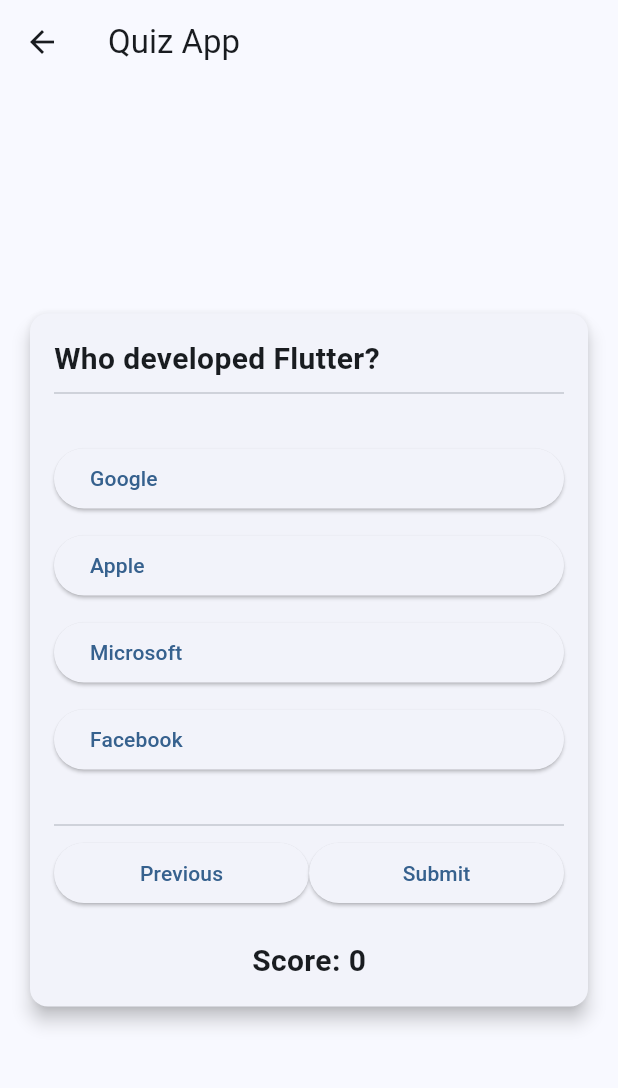
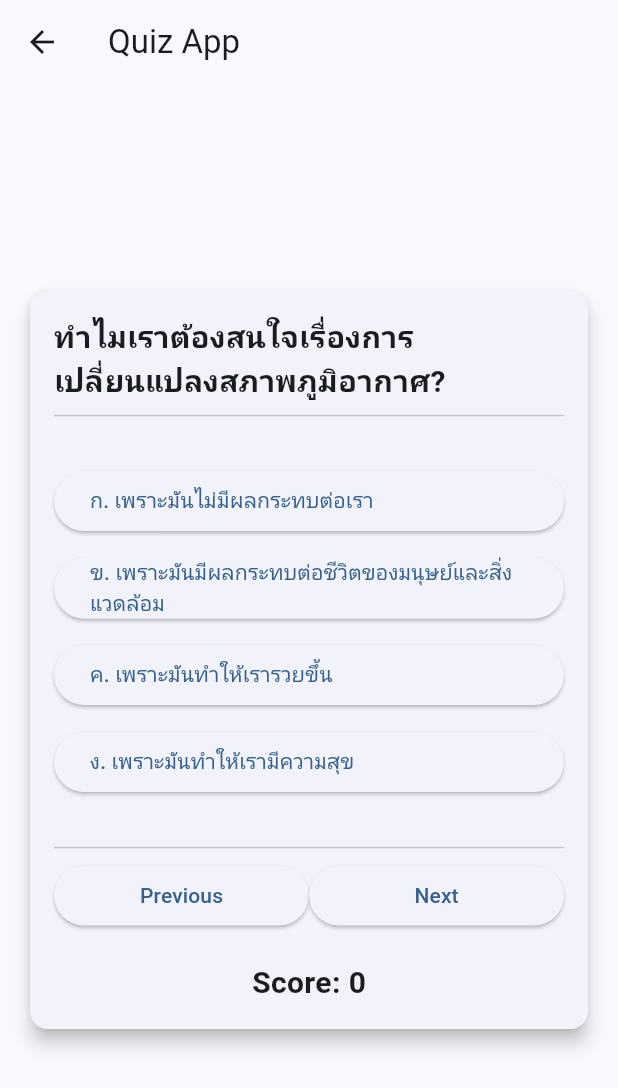
Before and after one commit to HugeKC01/flutter_studyclimatechange, a Flutter app: the PostTestScreen screen opened directly, after a tap on "Next", on a phone screen of 412 x 824 dp. Shown: the top 1088 px of the screen. Run offline on Flutter 3.47's test engine with Material 3 defaults, Android fonts, the phone set to English and light mode, and no system bars.

Commit message:
posttest

```diff
--- a/lib/posttest.dart
+++ b/lib/posttest.dart
@@ -15,15 +15,63 @@
 
   final List<Map<String, Object>> questions = [
     {
-      'questionText': 'What is Flutter?',
-      'answers': ['A framework', 'A bird', 'A car', 'A programming language'],
-      'correctAnswer': 'A framework',
+      'questionText': 'การเปลี่ยนแปลงสภาพภูมิอากาศมีผลกระทบโดยตรงต่อสิ่งใดบ้างมากที่สุด?',
+      'answers': ['ก. อาหารที่เรากิน', 'ข. อาชีพที่เราทำ', 'ค. คู่ชีวิตในอนาคต', 'ง. ราคาน้ำมัน'],
+      'correctAnswer': 'ก. อาหารที่เรากิน',
       'selectedAnswer': '',
     },
     {
-      'questionText': 'Who developed Flutter?',
-      'answers': ['Google', 'Apple', 'Microsoft', 'Facebook'],
-      'correctAnswer': 'Google',
+      'questionText': 'ทำไมเราต้องสนใจเรื่องการเปลี่ยนแปลงสภาพภูมิอากาศ?',
+      'answers': ['ก. เพราะมันไม่มีผลกระทบต่อเรา', 'ข. เพราะมันมีผลกระทบต่อชีวิตของมนุษย์และสิ่งแวดล้อม', 'ค. เพราะมันทำให้เรารวยขึ้น', 'ง. เพราะมันทำให้เรามีความสุข'],
+      'correctAnswer': 'ก. เพราะมันไม่มีผลกระทบต่อเรา',
+      'selectedAnswer': '',
+    },
+    {
+      'questionText': 'วิธีใดที่ช่วยลดการใช้พลังงานได้?',
+      'answers': ['ก. ปิดไฟเมื่อไม่ใช้', 'ข. เปิดไฟตลอดเวลา', 'ค. ใช้เครื่องใช้ไฟฟ้าเก่า', 'ง. เปิดแอร์ให้เย็นที่สุด'],
+      'correctAnswer': 'ก. ปิดไฟเมื่อไม่ใช้',
+      'selectedAnswer': '',
+    },
+    {
+      'questionText': 'พาหนะใดที่เป็นมิตรต่อสิ่งแวดล้อม?',
+      'answers': ['ก. รถยนต์ส่วนตัว', 'ข. เครื่องบิน', 'ค. เดิน ขี่จักรยาน หรือใช้ขนส่งสาธารณะ', 'ง. เรือสำราญ'],
+      'correctAnswer': 'ก. รถยนต์ส่วนตัว',
+      'selectedAnswer': '',
+    },
+    {
+      'questionText': 'ต้นไม้มีบทบาทอย่างไรในการลดภาวะโลกร้อน?',
+      'answers': ['ก. ปล่อยก๊าซคาร์บอนไดออกไซด์', 'ข. ดูดซับก๊าซคาร์บอนไดออกไซด์', 'ค. ปล่อยก๊าซมีเทน', 'ง. ดูดซับก๊าซมีเทน'],
+      'correctAnswer': 'ก. ปล่อยก๊าซคาร์บอนไดออกไซด์',
+      'selectedAnswer': '',
+    },
+    {
+      'questionText': 'ข้อใดเป็นวิธีที่ช่วยให้ร่างกายเย็นลงเมื่ออุณหภูมิสูงขึ้น?',
+      'answers': ['a) ดื่มน้ำมากขึ้น', 'b) ใส่เสื้อผ้าหนา ๆ', 'c) ออกแดดตอนเที่ยงวัน', 'd) ปิดหน้าต่างให้สนิท'],
+      'correctAnswer': 'a) ดื่มน้ำมากขึ้น',
+      'selectedAnswer': '',
+    },
+    {
+      'questionText': 'ทำไมการปลูกต้นไม้รอบบ้านจึงช่วยลดอุณหภูมิได้?',
+      'answers': ['a) เพราะต้นไม้ทำให้แดดร้อนขึ้น', 'b) เพราะต้นไม้ดูดซับน้ำฝน', 'c) เพราะต้นไม้ให้ร่มเงาและช่วยลดความร้อน', 'd) เพราะต้นไม้ทำให้ลมแรงขึ้น'],
+      'correctAnswer': 'a) เพราะต้นไม้ทำให้แดดร้อนขึ้น',
+      'selectedAnswer': '',
+    },
+    {
+      'questionText': 'ควรทำอย่างไรเมื่ออากาศเปลี่ยนแปลงไม่ตรงกับฤดูกาล?',
+      'answers': [' a) ไม่ต้องสนใจ เพราะอากาศเปลี่ยนเองได้', 'b) ใส่เสื้อผ้าให้เหมาะสมกับอากาศ', 'c) ออกไปทำกิจกรรมกลางแจ้งโดยไม่ดูพยากรณ์อากาศ', 'd) ปลูกพืชที่ต้องการน้ำมากเสมอ'],
+      'correctAnswer': 'a) ไม่ต้องสนใจ เพราะอากาศเปลี่ยนเองได้',
+      'selectedAnswer': '',
+    },
+    {
+      'questionText': 'เพราะเหตุใดการติดตามข่าวพยากรณ์อากาศจึงสำคัญ?',
+      'answers': ['a) เพื่อให้รู้ว่าใครเป็นผู้ประกาศข่าว', 'b) เพื่อเตรียมตัวและวางแผนกิจกรรมให้เหมาะสม', 'c) เพื่อให้สามารถเปลี่ยนฤดูกาลได้', 'd) เพื่อให้รู้ว่าเมฆสีอะไร'],
+      'correctAnswer': 'a) เพื่อให้รู้ว่าใครเป็นผู้ประกาศข่าว',
+      'selectedAnswer': '',
+    },
+    {
+      'questionText': 'สัตว์ชนิดใดที่มักอพยพไปอยู่ในที่ที่มีอุณหภูมิพอเหมาะเมื่อฤดูกาลเปลี่ยนไป?',
+      'answers': [' a) ช้าง', 'b) นก', 'c) แมว', ' d) ลิง'],
+      'correctAnswer': 'a) ช้าง',
       'selectedAnswer': '',
     },
   ];
```
